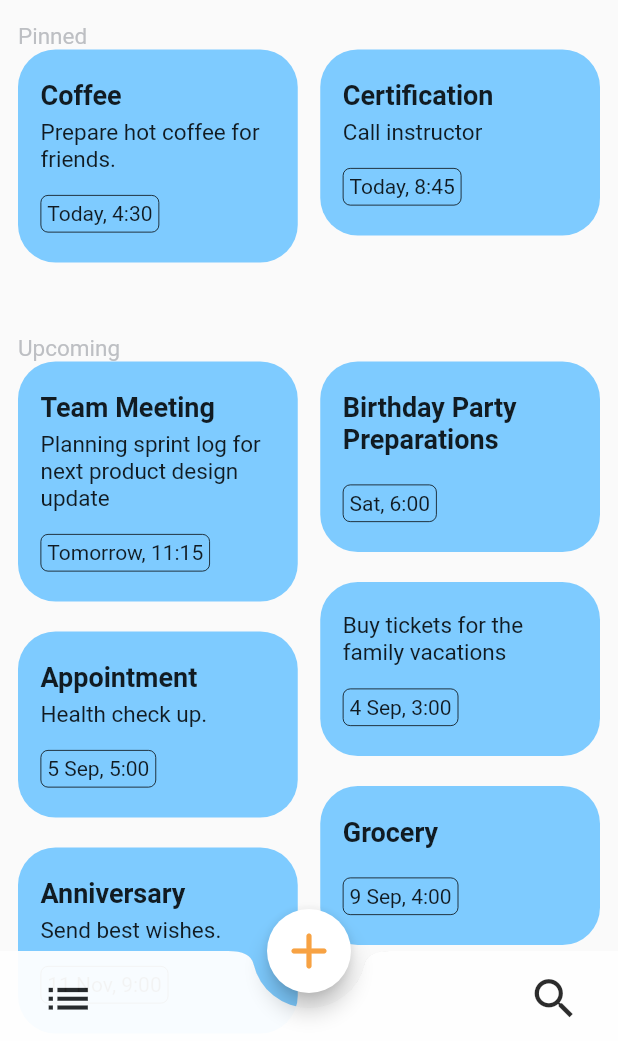
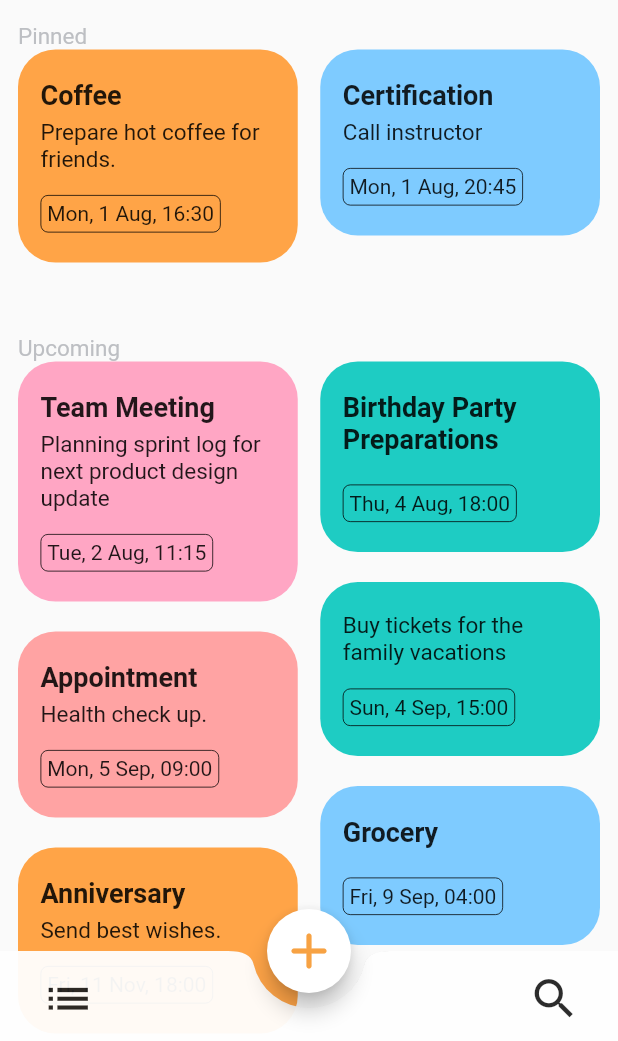
Before and after one commit to Volnetiks/Reminders, a Flutter app: the screen it shows after launch, on a phone screen of 412 x 824 dp, the part 195-1236 px from its top. Run offline on Flutter 3.47's test engine with Material 2 defaults, Android fonts, the phone set to English and light mode, and no system bars; our stand-ins replace sqflite; accounts and stored records are empty.

Commit message:
Implemented new constructor for note_model

```diff
--- a/lib/models/note_model.dart
+++ b/lib/models/note_model.dart
@@ -1,19 +1,15 @@
 import 'dart:math';
 
 import 'package:flutter/material.dart';
+import 'package:intl/intl.dart';
+import 'package:reminders/models/note.dart';
 
 import '../utils/hex_color.dart';
 
 class NoteWidget extends StatefulWidget {
-  const NoteWidget(
-      {Key? key,
-      required this.title,
-      required this.content,
-      required this.date})
-      : super(key: key);
-  final String title;
-  final String content;
-  final String date;
+  const NoteWidget({Key? key, required this.note}) : super(key: key);
+
+  final Note note;
 
   @override
   State<NoteWidget> createState() => _NoteWidgetState();
@@ -32,24 +28,25 @@ class _NoteWidgetState extends State<NoteWidget> {
   Widget build(BuildContext context) {
     return Container(
         decoration: BoxDecoration(
-            color: colors[Random().nextInt(colors.length)],
+            color: colors[widget.note.colorID],
             borderRadius: const BorderRadius.all(Radius.circular(25))),
         child: Padding(
           padding: const EdgeInsets.symmetric(horizontal: 15.0, vertical: 20.0),
           child: Column(
             crossAxisAlignment: CrossAxisAlignment.start,
             children: [
-              widget.title == ""
+              widget.note.title == ""
                   ? Container(height: 0)
-                  : Text(widget.title,
+                  : Text(widget.note.title,
                       style: const TextStyle(
                           fontSize: 18, fontWeight: FontWeight.bold)),
-              widget.title == ""
+              widget.note.title == ""
                   ? Container(height: 0)
                   : const SizedBox(height: 5),
-              widget.content == ""
+              widget.note.content == ""
                   ? Container(height: 0)
-                  : Text(widget.content, style: const TextStyle(fontSize: 15)),
+                  : Text(widget.note.content,
+                      style: const TextStyle(fontSize: 15)),
               const SizedBox(height: 15),
               Container(
                   decoration: BoxDecoration(
@@ -57,7 +54,8 @@ class _NoteWidgetState extends State<NoteWidget> {
                       borderRadius: const BorderRadius.all(Radius.circular(5))),
                   child: Padding(
                     padding: const EdgeInsets.all(4.0),
-                    child: Text(widget.date),
+                    child: Text(DateFormat('E, d MMM, HH:mm')
+                        .format(widget.note.dueDate)),
                   ))
             ],
           ),
--- a/lib/pages/home_page.dart
+++ b/lib/pages/home_page.dart
@@ -1,5 +1,6 @@
 import 'package:flutter/material.dart';
 import 'package:flutter_staggered_grid_view/flutter_staggered_grid_view.dart';
+import 'package:reminders/models/note.dart';
 import 'package:reminders/pages/note_page.dart';
 import 'package:reminders/utils/hex_color.dart';
 
@@ -13,35 +14,62 @@ class HomePage extends StatefulWidget {
 }
 
 class _HomePageState extends State<HomePage> {
-  List<String> titles = [
-    "Coffee",
-    "Certification",
-    "Team Meeting",
-    "Birthday Party Preparations",
-    "",
-    "Appointment",
-    "Grocery",
-    "Anniversary"
+  List<Note> pinnedNotes = [
+    Note(
+        colorID: 1,
+        content: "Prepare hot coffee for friends.",
+        title: "Coffee",
+        isPinned: true,
+        dueDate: DateTime(DateTime.now().year, DateTime.now().month,
+            DateTime.now().day, 16, 30)),
+    Note(
+        colorID: 0,
+        content: "Call instructor",
+        title: "Certification",
+        isPinned: true,
+        dueDate: DateTime(DateTime.now().year, DateTime.now().month,
+            DateTime.now().day, 20, 45)),
   ];
-  List<String> content = [
-    "Prepare hot coffee for friends.",
-    "Call instructor",
-    "Planning sprint log for next product design update",
-    "",
-    "Buy tickets for the family vacations",
-    "Health check up.",
-    "",
-    "Send best wishes."
-  ];
-  List<String> dates = [
-    "Today, 4:30",
-    "Today, 8:45",
-    "Tomorrow, 11:15",
-    "Sat, 6:00",
-    "4 Sep, 3:00",
-    "5 Sep, 5:00",
-    "9 Sep, 4:00",
-    "11 Nov, 9:00"
+
+  List<Note> notes = [
+    Note(
+        colorID: 2,
+        content: "Planning sprint log for next product design update",
+        title: "Team Meeting",
+        isPinned: false,
+        dueDate: DateTime(DateTime.now().year, DateTime.now().month,
+            DateTime.now().day + 1, 11, 15)),
+    Note(
+        colorID: 3,
+        content: "",
+        title: "Birthday Party Preparations",
+        isPinned: false,
+        dueDate: DateTime(DateTime.now().year, DateTime.now().month,
+            DateTime.now().day + 3, 18, 00)),
+    Note(
+        colorID: 3,
+        content: "Buy tickets for the family vacations",
+        title: "",
+        isPinned: false,
+        dueDate: DateTime(DateTime.now().year, DateTime.september, 4, 15, 00)),
+    Note(
+        colorID: 4,
+        content: "Health check up.",
+        title: "Appointment",
+        isPinned: false,
+        dueDate: DateTime(DateTime.now().year, DateTime.september, 5, 9, 00)),
+    Note(
+        colorID: 0,
+        content: "",
+        title: "Grocery",
+        isPinned: false,
+        dueDate: DateTime(DateTime.now().year, DateTime.september, 9, 4, 00)),
+    Note(
+        colorID: 1,
+        content: "Send best wishes.",
+        title: "Anniversary",
+        isPinned: false,
+        dueDate: DateTime(DateTime.now().year, DateTime.november, 11, 18, 00)),
   ];
 
   @override
@@ -111,10 +139,7 @@ class _HomePageState extends State<HomePage> {
                   crossAxisSpacing: 15,
                   itemCount: 2,
                   itemBuilder: (context, index) {
-                    return NoteWidget(
-                        title: titles[index],
-                        content: content[index],
-                        date: dates[index]);
+                    return NoteWidget(note: pinnedNotes[index]);
                   },
                 ),
               ),
@@ -129,10 +154,7 @@ class _HomePageState extends State<HomePage> {
                     shrinkWrap: true,
                     itemCount: 6,
                     itemBuilder: (context, index) {
-                      return NoteWidget(
-                          title: titles[index + 2],
-                          content: content[index + 2],
-                          date: dates[index + 2]);
+                      return NoteWidget(note: notes[index]);
                     }),
               )
             ],
--- a/pubspec.yaml
+++ b/pubspec.yaml
@@ -37,6 +37,7 @@ dependencies:
   flutter_staggered_grid_view: ^0.6.2
   sqflite: ^2.0.3
   path: ^1.8.1
+  intl: ^0.17.0
 
 dev_dependencies:
   flutter_test:
```
Also changed, not shown: pubspec.lock.
